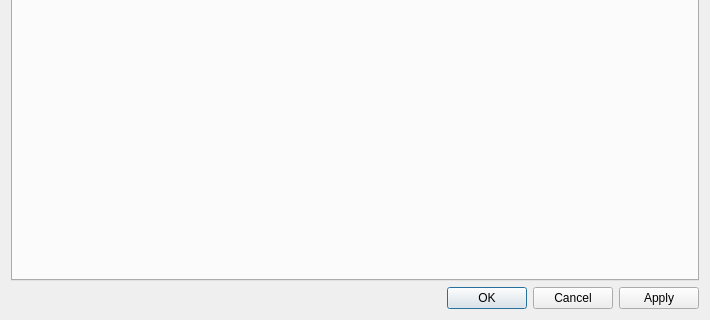
Before: the Qt Designer form src/config-dialog.ui in shundhammer/qdirstat, drawn with Qt 5; both pictures show x 0 to 710 and y 390 to 710 of the 710 by 710 pixel window.
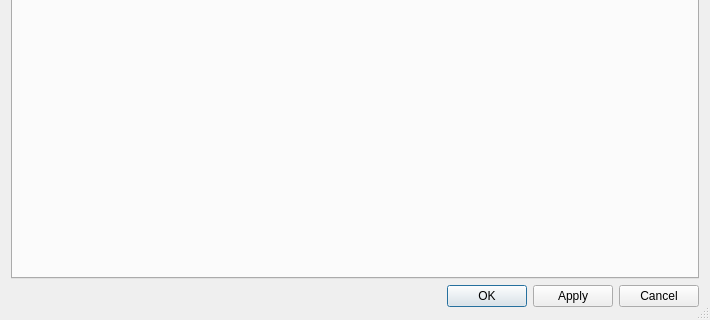
After: the same form once the commit is applied.

Commit message: First config dialog that shows content

The edit to the form file:
```diff
--- a/src/config-dialog.ui
+++ b/src/config-dialog.ui
@@ -13,7 +13,13 @@
   <property name="windowTitle">
    <string>QDirStat Configuration</string>
   </property>
+  <property name="sizeGripEnabled">
+   <bool>true</bool>
+  </property>
   <layout class="QVBoxLayout" name="verticalLayout">
+   <property name="bottomMargin">
+    <number>13</number>
+   </property>
    <item>
     <widget class="QTabWidget" name="pagesTabWidget">
      <property name="currentIndex">
@@ -22,14 +28,42 @@
     </widget>
    </item>
    <item>
-    <widget class="QDialogButtonBox" name="dialogButtonBox">
-     <property name="orientation">
-      <enum>Qt::Horizontal</enum>
-     </property>
-     <property name="standardButtons">
-      <set>QDialogButtonBox::Apply|QDialogButtonBox::Cancel|QDialogButtonBox::Ok</set>
-     </property>
-    </widget>
+    <layout class="QHBoxLayout" name="horizontalLayout">
+     <item>
+      <spacer name="horizontalSpacer">
+       <property name="orientation">
+        <enum>Qt::Horizontal</enum>
+       </property>
+       <property name="sizeHint" stdset="0">
+        <size>
+         <width>298</width>
+         <height>20</height>
+        </size>
+       </property>
+      </spacer>
+     </item>
+     <item>
+      <widget class="QPushButton" name="okButton">
+       <property name="text">
+        <string>OK</string>
+       </property>
+      </widget>
+     </item>
+     <item>
+      <widget class="QPushButton" name="applyButton">
+       <property name="text">
+        <string>Apply</string>
+       </property>
+      </widget>
+     </item>
+     <item>
+      <widget class="QPushButton" name="cancelButton">
+       <property name="text">
+        <string>Cancel</string>
+       </property>
+      </widget>
+     </item>
+    </layout>
    </item>
   </layout>
  </widget>
```
Left out of the diff: 32 changed lines with no effect on the pictures. The commit also changes 9 other files.
